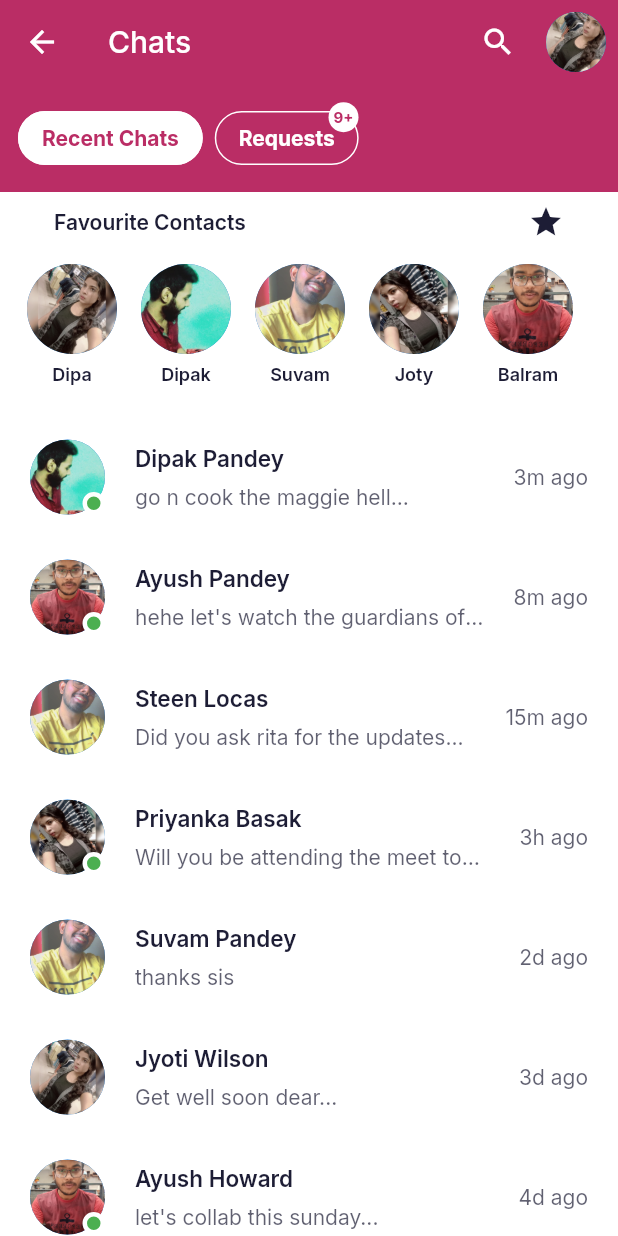
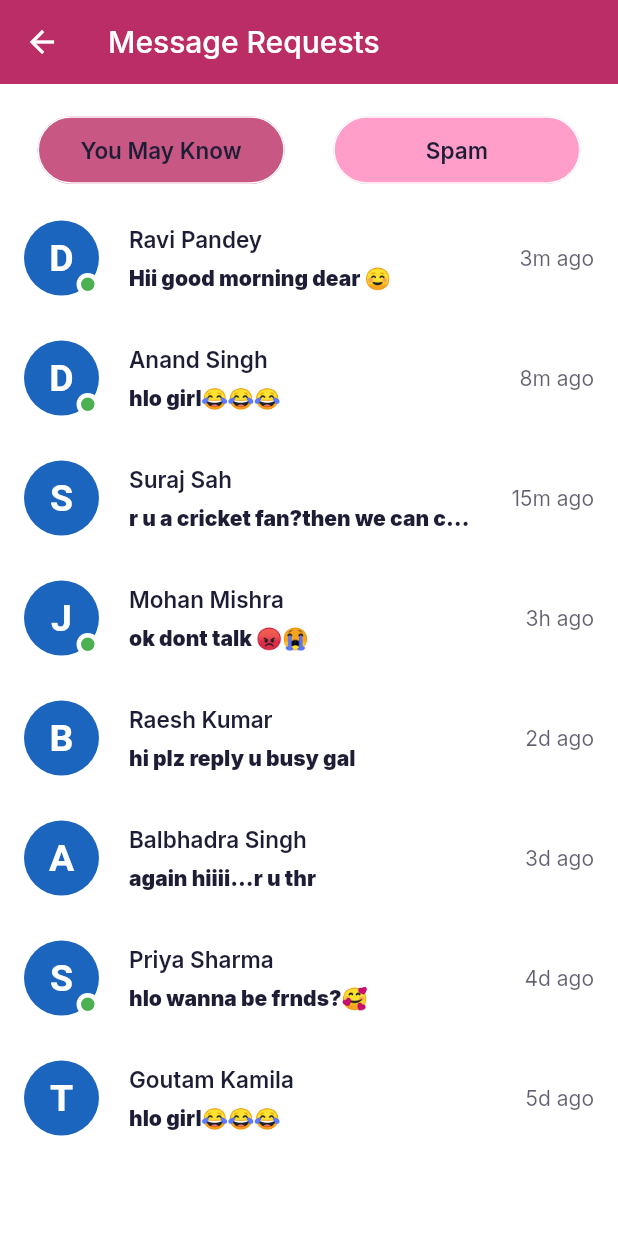
Before and after one commit to qwertypool/Messenger-whatsapp-UI-Flutter, a Flutter app: the Chats screen opened directly, after a tap on "Requests", on a phone screen of 412 x 824 dp. Run offline on Flutter 3.47's test engine with Material 2 defaults, Android fonts, the light colour scheme and no system bars; our stand-ins replace flutter_svg, google_fonts.

Commit message:
requests

```diff
--- a/lib/ChatHomeScreen/calls.dart
+++ b/lib/ChatHomeScreen/calls.dart
@@ -18,7 +18,7 @@ class Calls extends StatelessWidget {
       ),
       body: Padding(
         padding: const EdgeInsets.symmetric(
-            horizontal: pDefaultPadding, vertical: pDefaultPadding),
+            horizontal: pDefaultPadding, vertical: pDefaultPadding*0.2),
         child: ListView.builder(
             itemCount: calls.length,
             itemBuilder: (BuildContext context, int index) {
--- a/lib/ChatHomeScreen/chatHomePage.dart
+++ b/lib/ChatHomeScreen/chatHomePage.dart
@@ -1,5 +1,5 @@
 import 'package:chat_page/ChatHomeScreen/calls.dart';
-import 'package:chat_page/ChatHomeScreen/chats.dart';
+import 'package:chat_page/ChatHomeScreen/recent_chats.dart';
 import 'package:chat_page/ChatHomeScreen/people.dart';
 import 'package:chat_page/AppColorCodes.dart';
 import 'package:flutter/material.dart';
--- /dev/null
+++ b/lib/ChatHomeScreen/requests.dart
@@ -0,0 +1,167 @@
+import 'dart:math';
+
+import 'package:chat_page/chats/chatScreen.dart';
+import 'package:chat_page/models/chat_model.dart';
+import 'package:flutter/material.dart';
+
+import '../AppColorCodes.dart';
+
+class Requests extends StatelessWidget {
+  const Requests({Key? key}) : super(key: key);
+
+  @override
+  Widget build(BuildContext context) {
+    return Scaffold(
+      appBar: AppBar(
+        title: Text('Message Requests'),
+        actions: [],),
+      body: Padding(
+        padding: const EdgeInsets.symmetric(horizontal: pDefaultPadding*0.5,vertical: pDefaultPadding),
+        child: Column(
+            children: [
+              Padding(
+                padding: const EdgeInsets.only(left: 15.0, right: 15.0, top: 0.0, bottom: 8.0),
+                child: Row(
+                  children: [
+                    MaterialButton(
+                      onPressed: () {},
+                      minWidth: MediaQuery.of(context).size.width * 0.4,
+                      height: 45,
+                      shape: RoundedRectangleBorder(
+                        borderRadius: BorderRadius.circular(30),
+                        side: BorderSide(color: Colors.white),
+                      ),
+                      elevation: 0,
+                      color: pPrimaryColor.withOpacity(0.8),
+                      //color: Colors.grey[500],
+                      child: Text(
+                        "You May Know",
+                        style: TextStyle(
+                         color: Theme.of(context).textTheme.bodyText1!.color,
+                          //color: pPrimaryColor,
+                          fontWeight: FontWeight.w600,
+                          fontSize: 15,
+                        ),
+                      ),
+                    ),
+                    Spacer(
+                      flex: 1,
+                    ),
+                    MaterialButton(
+                      onPressed: () {},
+                      height: 45,
+                      minWidth: MediaQuery.of(context).size.width * 0.4,
+                      shape: RoundedRectangleBorder(
+                        borderRadius: BorderRadius.circular(30),
+                        side: BorderSide(color: Colors.white),
+                      ),
+                      elevation: 0,
+                      color: pSecondaryColor.withOpacity(0.9),
+                      child: Text(
+                        "Spam",
+                        style: TextStyle(
+                          color: Theme.of(context).textTheme.bodyText1!.color,
+                          fontWeight: FontWeight.w600,
+                          fontSize: 15,
+                        ),
+                      ),
+                    ),
+                  ],
+                ),
+              ),
+
+            Expanded(
+                      child: Container(
+                        child: GestureDetector(
+                          onTap: () {
+                            Navigator.push(
+                                context,
+                                MaterialPageRoute(
+                                    builder: (context) => Chatting()));
+                          },
+                          child: ListView.builder(
+                              itemCount: requestsData.length,
+                              itemBuilder: (BuildContext context, int index) {
+                                return Padding(
+                                  padding: EdgeInsets.symmetric(
+                                      horizontal: pDefaultPadding*0.3,
+                                      vertical: pDefaultPadding * 0.75),
+                                  child: Row(
+                                    children: [
+                                      Stack(
+                                        children: [
+                                          CircleAvatar(
+                                            radius: 25,
+                                             backgroundColor: generateRandomColor(),
+                            child: Text(active[index].name[0],style:TextStyle(fontSize: 25,fontWeight: FontWeight.bold,color: Colors.white),),
+                                          ),
+                                          if (requestsData[index].isActive)
+                                            Positioned(
+                                              right: 0,
+                                              bottom: 0,
+                                              child: Container(
+                                                width: 15,
+                                                height: 15,
+                                                decoration: BoxDecoration(
+                                                    color: Colors.green,
+                                                    shape: BoxShape.circle,
+                                                    border: Border.all(
+                                                      color: Theme.of(context)
+                                                          .scaffoldBackgroundColor,
+                                                      width: 3,
+                                                    )),
+                                              ),
+                                            )
+                                        ],
+                                      ),
+                                      Expanded(
+                                          child: Padding(
+                                        padding: EdgeInsets.symmetric(
+                                            horizontal: pDefaultPadding),
+                                        child: Column(
+                                          crossAxisAlignment:
+                                              CrossAxisAlignment.start,
+                                          children: [
+                                            Text(
+                                              requestsData[index].name,
+                                              style: TextStyle(
+                                                  fontSize: 15,
+                                                  fontWeight: FontWeight.w600),
+                                            ),
+                                            SizedBox(
+                                              height: 8,
+                                            ),
+                                            Opacity(
+                                                opacity: 1,
+                                                child: Text(
+                                                  requestsData[index].lastMessage,
+                                                  style: TextStyle(fontWeight: FontWeight.w900,fontSize: 14),
+                                                  maxLines: 1,
+                                                  overflow:
+                                                      TextOverflow.ellipsis,
+                                                ))
+                                          ],
+                                        ),
+                                      )),
+                                      Opacity(
+                                          opacity: 0.7,
+                                          child: Text(requestsData[index].time))
+                                    ],
+                                  ),
+                                );
+                              }),
+                        ),
+                      ),
+                    ),
+            ],
+        ),
+      ),
+    );
+
+  }
+  Color generateRandomColor() {
+    Random random = Random();
+    return Color.fromARGB(
+        255, random.nextInt(256), random.nextInt(256), random.nextInt(256));
+  }
+}
--- a/lib/models/chat_model.dart
+++ b/lib/models/chat_model.dart
@@ -162,3 +162,61 @@ List chatsData = [
     isActive: false,
   ),
 ];
+List requestsData = [
+  Chat(
+    name: "Ravi Pandey",
+    lastMessage: "Hii good morning dear ☺️",
+    image: "assets/bro.jpg",
+    time: "3m ago",
+    isActive: true,
+  ),
+  Chat(
+    name: "Anand Singh",
+    lastMessage: "hlo girl😂😂😂",
+    image: "assets/bae.jpg",
+    time: "8m ago",
+    isActive: true,
+  ),
+  Chat(
+    name: "Suraj Sah",
+    lastMessage: "r u a cricket fan?then we can collab🤗🤗",
+    image: "assets/bro2.jpg",
+    time: "15m ago",
+    isActive: false,
+  ),
+  Chat(
+    name: "Mohan Mishra",
+    lastMessage: "ok dont talk 😡😭",
+    image: "assets/me.jpg",
+    time: "3h ago",
+    isActive: true,
+  ),
+  Chat(
+    name: "Raesh Kumar",
+    lastMessage: "hi plz reply u busy gal",
+    image: "assets/bro2.jpg",
+    time: "2d ago",
+    isActive: false,
+  ),
+  Chat(
+    name: "Balbhadra Singh",
+    lastMessage: "again hiiii...r u thr",
+    image: "assets/deepa.jpg",
+    time: "3d ago",
+    isActive: false,
+  ),
+  Chat(
+    name: "Priya Sharma",
+    lastMessage: "hlo wanna be frnds?🥰",
+    image: "assets/bae.jpg",
+    time: "4d ago",
+    isActive: true,
+  ),
+  Chat(
+    name: "Goutam Kamila",
+    lastMessage: "hlo girl😂😂😂 ",
+    image: "assets/bro.jpg",
+    time: "5d ago",
+    isActive: false,
+  ),
+];
--- a/lib/models/messages_model.dart
+++ b/lib/models/messages_model.dart
@@ -22,12 +22,6 @@ List chatMessages = [
     messageStatus: MessageStatus.viewed,
     isSender: false,
   ),
-  // ChatMessage(
-  //   text: "Hello, jyoti wht's up!?",
-  //   messageType: ChatMessageType.text,
-  //   messageStatus: MessageStatus.viewed,
-  //   isSender: true,
-  // ),
   ChatMessage(
     text: "Did you prepare the report??",
     messageType: ChatMessageType.text,
--- a/pubspec.yaml
+++ b/pubspec.yaml
@@ -30,6 +30,8 @@ dependencies:
   cupertino_icons: ^1.0.2
   google_fonts: ^2.0.0
   flutter_svg: ^0.22.0
+  # emoji_picker: ^0.1.0
+  emoji_picker: ^0.0.3
 
 dev_dependencies:
   flutter_test:
```
Also changed, not shown: lib/ChatHomeScreen/people.dart (+7 -6 lines), lib/ChatHomeScreen/profile.dart (added, +90 -0 lines), lib/ChatHomeScreen/recent_chats.dart (renamed from lib/ChatHomeScreen/chats.dart, +112 -10 lines), lib/chats/chat_page_body.dart (+13 -3 lines), lib/welcomePage.dart (+1 -26 lines), pubspec.lock.
